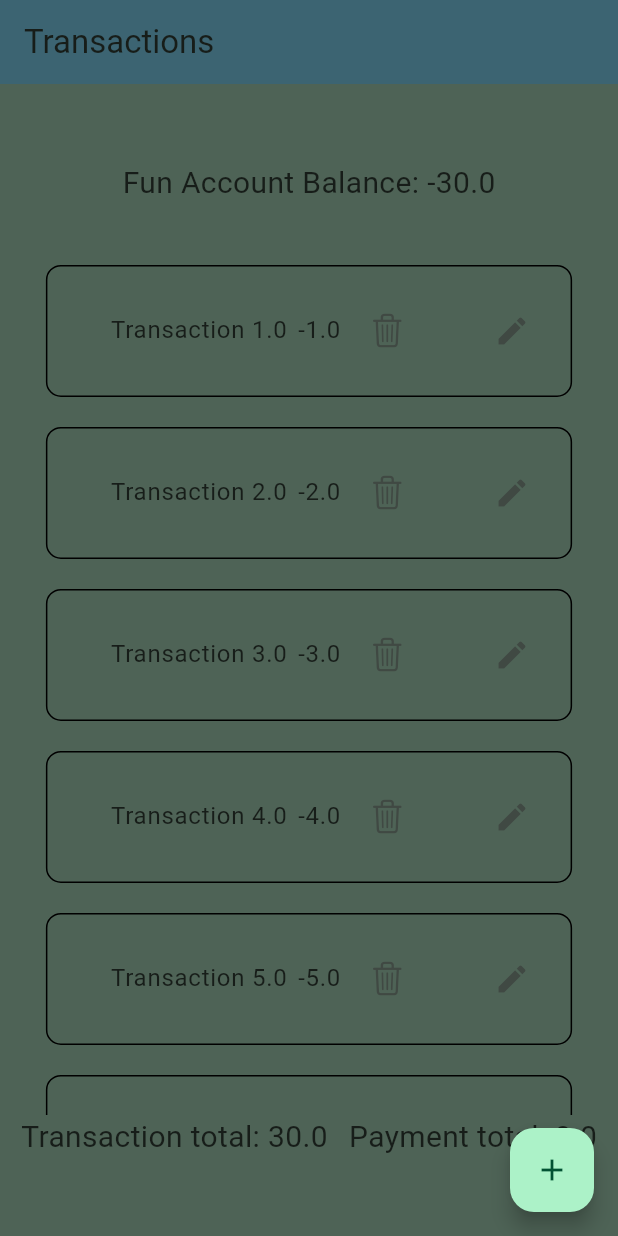
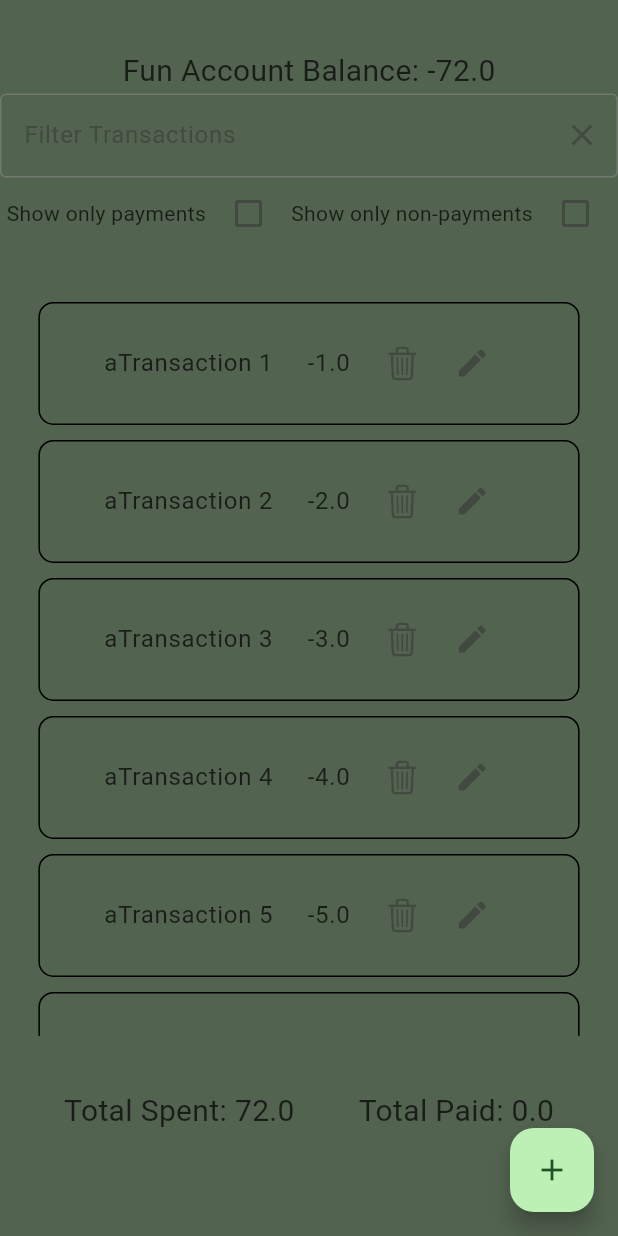
Before and after one commit to davidbarrette00/fun_account, a Flutter app: the TransactionsPage screen opened directly, on a phone screen of 412 x 824 dp. Run offline on Flutter 3.47's test engine with Material 3 defaults, Android fonts, the phone set to English and light mode, and no system bars.

Commit message:
misc commit

```diff
--- a/lib/components/transactions/TransactionsPage.dart
+++ /dev/null
@@ -1,101 +0,0 @@
-import 'package:flutter/material.dart';
-import 'package:fun_account/components/transactions/TransactionModalBottomSheet.dart';
-import 'package:provider/provider.dart';
-
-import '../../state/TransactionPageState.dart';
-import 'TransactionListItem.dart';
-
-class TransactionsPage extends StatefulWidget {
-  const TransactionsPage(
-      {super.key, required this.title, required this.transactionItems});
-
-  final List<TransactionListItem> transactionItems;
-  final String title;
-
-  @override
-  State<TransactionsPage> createState() => _TransactionsPageState();
-}
-
-class _TransactionsPageState extends State<TransactionsPage> {
-
-  double TRANSACTION_LIST_HEIGHT = 0.70;
-  double TRANSACTION_LIST_WIDTH = 0.90;
-
-  @override
-  void initState(){
-    TransactionPageState transactionPageState = Provider.of<TransactionPageState>(context, listen: false);
-    for(double i = 1; i <= 5; i++) {
-      transactionPageState.addTransaction(TransactionListItem("Transaction $i",false, i, 1));
-    }
-  }
-
-  @override
-  Widget build(BuildContext context) {
-
-    var windowWidth = MediaQuery.of(context).size.width;
-    var windowHeight = MediaQuery.of(context).size.height;
-
-    return Scaffold(
-      appBar: AppBar(
-        backgroundColor: Theme.of(context).colorScheme.tertiary,
-        title: Text(widget.title),
-      ),
-      body: Container(
-        decoration: BoxDecoration(
-          color: Theme.of(context).colorScheme.secondary,
-        ),
-        child: Center(
-          child: Column(
-            mainAxisAlignment: MainAxisAlignment.center,
-            children: <Widget>[
-              Consumer<TransactionPageState>(builder: (context, value, child) {
-                return Column(children: [
-                  Text(
-                      style: const TextStyle(fontSize: 20),
-                      "Fun Account Balance: ${value.balance}"),
-                  SizedBox.fromSize(size: const Size(double.maxFinite, 30),),
-                  Container(
-                    decoration: BoxDecoration(
-                      color: Theme.of(context).colorScheme.secondary,
-                    ),
-                    height: TRANSACTION_LIST_HEIGHT * windowHeight,
-                    width: TRANSACTION_LIST_WIDTH * windowWidth,
-                    child: ListView(
-                      scrollDirection: Axis.vertical,
-                      children: value.transactionItems.toList(),
-                    ),
-                  ),
-                  Row(
-                      mainAxisAlignment: MainAxisAlignment.spaceEvenly,
-                      children: [
-                        Text(
-                            style: const TextStyle(fontSize: 20),
-                            "Transaction total: ${value.transactionTotal}"),
-                        Text(
-                            style: const TextStyle(fontSize: 20),
-                            "Payment total: ${value.paymentTotal}"),
-                      ]),
-                ]);
-              }),
-            ],
-          ),
-        ),
-      ),
-      floatingActionButton: FloatingActionButton(
-        onPressed: () => _addListItem(context),
-        tooltip: 'Add Transaction',
-        child: const Icon(Icons.add),
-      ),
-      // This trailing comma makes auto-formatting nicer for build methods.
-    );
-  }
-
-  void _addListItem(context) {
-    showModalBottomSheet<void>(
-      context: context,
-      builder: (BuildContext context) {
-        return const TransactionModalBottomSheet();
-      },
-    );
-  }
-}
--- /dev/null
+++ b/lib/constants/Routes.dart
@@ -0,0 +1,12 @@
+
+class Routes {
+  static const String home = '/';
+  static const String transactions = '/transactions';
+  static const String incentives = 'incentives';
+}
+
+class Titles {
+  static const String home = 'Home';
+  static const String transactions = 'Transactions';
+  static const String incentives = 'Incentives';
+}
--- a/lib/components/transactions/TransactionListItem.dart
+++ b/lib/pages/transactions/TransactionListItem.dart
@@ -25,7 +25,7 @@ class TransactionListItem extends StatefulWidget {
 class _TransactionListItemState extends State<TransactionListItem> {
   final listItemWidth = 350;
 
-  final double DESCRIPTION_WIDTH = 0.60;
+  final double DESCRIPTION_WIDTH = 125;
 
   Color getColor(Set<WidgetState> states) {
     const Set<WidgetState> interactiveStates = <WidgetState>{
@@ -54,8 +54,7 @@ class _TransactionListItemState extends State<TransactionListItem> {
     }
 
     return Container(
-      padding: const EdgeInsets.all(3),
-      margin: const EdgeInsets.all(10),
+      margin: const EdgeInsets.all(5),
       decoration: BoxDecoration(
         borderRadius: BorderRadius.circular(10),
         border: Border.all(
@@ -63,17 +62,13 @@ class _TransactionListItemState extends State<TransactionListItem> {
         ),
       ),
       child: ExpansionTile(
-        // showTrailingIcon: false,
+        showTrailingIcon: false,
         trailing: const Icon(Icons.edit),
         title: ListTile(
           title:
               Row(mainAxisAlignment: MainAxisAlignment.spaceEvenly, children: [
-            LayoutBuilder(
-                builder: (BuildContext context, BoxConstraints constraints) {
-
-                  // double size = constraints.maxHeight * DESCRIPTION_WIDTH;
-              return Text(widget.description);
-            }),
+            Container(
+                width: DESCRIPTION_WIDTH, child: Text(widget.description)),
             Text(paymentWithSign.toString()),
             IconButton(
               icon: const Icon(CupertinoIcons.trash),
@@ -81,7 +76,8 @@ class _TransactionListItemState extends State<TransactionListItem> {
               onPressed: () =>
                   Provider.of<TransactionPageState>(context, listen: false)
                       .removeTransaction(widget.id),
-            )
+            ),
+            const Icon(Icons.edit)
           ]),
         ),
         backgroundColor: Colors.grey[600],
--- /dev/null
+++ b/lib/pages/transactions/TransactionsPage.dart
@@ -0,0 +1,177 @@
+import 'dart:math';
+
+import 'package:flutter/material.dart';
+import 'package:provider/provider.dart';
+
+import '../../state/TransactionPageState.dart';
+import 'TransactionListItem.dart';
+import 'TransactionModalBottomSheet.dart';
+
+class TransactionsPage extends StatefulWidget {
+  const TransactionsPage(
+      {super.key, required this.title, required this.transactionItems});
+
+  final List<TransactionListItem> transactionItems;
+  final String title;
+
+  @override
+  State<TransactionsPage> createState() => _TransactionsPageState();
+}
+
+class _TransactionsPageState extends State<TransactionsPage> {
+  double TRANSACTION_LIST_HEIGHT = 0.60;
+  double TRANSACTION_LIST_WIDTH = 0.90;
+
+  late TransactionPageState transactionPageState;
+
+  TextEditingController transactionFilterController = TextEditingController();
+
+  @override
+  void initState() {
+    transactionPageState =
+        Provider.of<TransactionPageState>(context, listen: false);
+
+
+    Set<String> chars = {'a', 's,'};
+    for (int i = 1; i <= 8; i++) {
+      var random = Random();
+      var randomChar = chars.elementAt(random.nextInt(chars.length));
+      if(random.nextInt(2) == 1){
+        transactionPageState.addTransaction(
+            TransactionListItem("${randomChar}Transaction $i", false, i * 1.0, 1));
+      } else {
+        transactionPageState.addTransaction(
+            TransactionListItem("${randomChar}Transaction Payment $i", true, i * 1.0, 1));
+      }
+    }
+
+    super.initState();
+  }
+
+  @override
+  Widget build(BuildContext context) {
+    var windowWidth = MediaQuery.of(context).size.width;
+    var windowHeight = MediaQuery.of(context).size.height;
+
+    return Scaffold(
+      body: Container(
+        decoration: BoxDecoration(
+          color: Theme.of(context).colorScheme.secondary,
+        ),
+        child: Builder(builder: (context) {
+          return Center(
+            child: Column(
+              mainAxisAlignment: MainAxisAlignment.center,
+              children: <Widget>[
+                Consumer<TransactionPageState>(
+                    builder: (context, state, child) {
+                  return Column(children: [
+                    Text(
+                        style: const TextStyle(fontSize: 20),
+                        "Fun Account Balance: ${state.balance}"),
+                    TextField(
+                      onChanged: (value) =>
+                          state.updateTransactionFilter(value),
+                      controller: transactionFilterController,
+                      decoration: InputDecoration(
+                        suffixIcon: IconButton(
+                            icon: const Icon(Icons.clear),
+                            onPressed: () => {
+                                  transactionFilterController.clear(),
+                                  state.updateTransactionFilter("")
+                                }),
+                        border: const OutlineInputBorder(),
+                        labelText: 'Filter Transactions',
+                      ),
+                    ),
+                    Row(
+                      mainAxisAlignment: MainAxisAlignment.spaceEvenly,
+                      children: [
+                        Text("Show only payments"),
+                        Checkbox(
+                          checkColor: Colors.white,
+                          value: state.transactionFilterIsPayment == 0,
+                          onChanged: (bool? value) {
+                            if(state.transactionFilterIsPayment == -1 ||
+                                state.transactionFilterIsPayment == 1) {
+                               state.updateTransactionFilterIsPayment(0);
+                            } else {
+                               state.updateTransactionFilterIsPayment(-1);
+                            }
+                          },
+                        ),
+                        Text("Show only non-payments"),
+                        Checkbox(
+                          checkColor: Colors.white,
+                          value: state.transactionFilterIsPayment == 1,
+                          onChanged: (bool? value) {
+                            if(state.transactionFilterIsPayment == -1 ||
+                                state.transactionFilterIsPayment == 0) {
+                              state.updateTransactionFilterIsPayment(1);
+                            } else {
+                              state.updateTransactionFilterIsPayment(-1);
+                            }
+                          },
+                        ),
+                      ],
+                    ),
+                    SizedBox.fromSize(
+                      size: const Size(double.maxFinite, 30),
+                    ),
+                    Container(
+                      decoration: BoxDecoration(
+                        color: Theme.of(context).colorScheme.secondary,
+                      ),
+                      height: TRANSACTION_LIST_HEIGHT * windowHeight,
+                      width: TRANSACTION_LIST_WIDTH * windowWidth,
+                      child: ListView(
+                        scrollDirection: Axis.vertical,
+                        children: state.transactionItems
+                            .where((item) =>
+                              item.description.toLowerCase().startsWith(state.transactionFilter.toLowerCase())
+                              &&
+                                  ((state.transactionFilterIsPayment == -1) ||
+                              (state.transactionFilterIsPayment == 0 && item.isPayment) ||
+                              (state.transactionFilterIsPayment == 1 && !item.isPayment)))
+                            .toList(),
+                      ),
+                    ),
+                    Container(
+                      height: 100,
+                      child: Row(
+                          mainAxisAlignment: MainAxisAlignment.spaceEvenly,
+                          children: [
+                            Text(
+                                style: const TextStyle(fontSize: 20),
+                                "Total Spent: ${state.transactionTotal}"),
+                            Text(
+                                style: const TextStyle(fontSize: 20),
+                                "Total Paid: ${state.paymentTotal}"),
+                          ]),
+                    ),
+                  ]);
+                    }
+                ),
+              ],
+            ),
+          );
+        }),
+      ),
+      floatingActionButton: FloatingActionButton(
+        onPressed: () => _addListItem(context),
+        tooltip: 'Add Transaction',
+        child: const Icon(Icons.add),
+      ),
+      // This trailing comma makes auto-formatting nicer for build methods.
+    );
+  }
+
+  void _addListItem(context) {
+    showModalBottomSheet<TransactionModalBottomSheet>(
+      context: context,
+      builder: (BuildContext context) {
+        return const TransactionModalBottomSheet();
+      },
+    );
+  }
+}
--- a/lib/state/TransactionPageState.dart
+++ b/lib/state/TransactionPageState.dart
@@ -1,6 +1,7 @@
 import 'package:flutter/cupertino.dart';
 
-import '../components/transactions/TransactionListItem.dart';
+import '../pages/transactions/TransactionListItem.dart';
+
 
 class TransactionPageState extends ChangeNotifier {
 
@@ -9,6 +10,9 @@ class TransactionPageState extends ChangeNotifier {
   double transactionTotal = 0;
   double paymentTotal = 0;
   double balance = 0;
+
+  String transactionFilter = "";
+  int transactionFilterIsPayment = -1;
 
   void addTransaction(TransactionListItem transaction) {
     transactionTotal += transaction.amount * transaction.multiplier;
@@ -61,4 +65,14 @@ class TransactionPageState extends ChangeNotifier {
     balance = paymentTotal - transactionTotal;
     notifyListeners();
   }
+
+  void updateTransactionFilter(String value) {
+    this.transactionFilter = value;
+    notifyListeners();
+  }
+
+  void updateTransactionFilterIsPayment(int value) {
+    this.transactionFilterIsPayment = value;
+    notifyListeners();
+  }
 }
```
Also changed, not shown: lib/RouteGenerator.dart (added, +99 -0 lines), lib/main.dart (+16 -12 lines), lib/pages/transactions/TransactionModalBottomSheet.dart (renamed from lib/components/transactions/TransactionModalBottomSheet.dart, +5 -4 lines).
